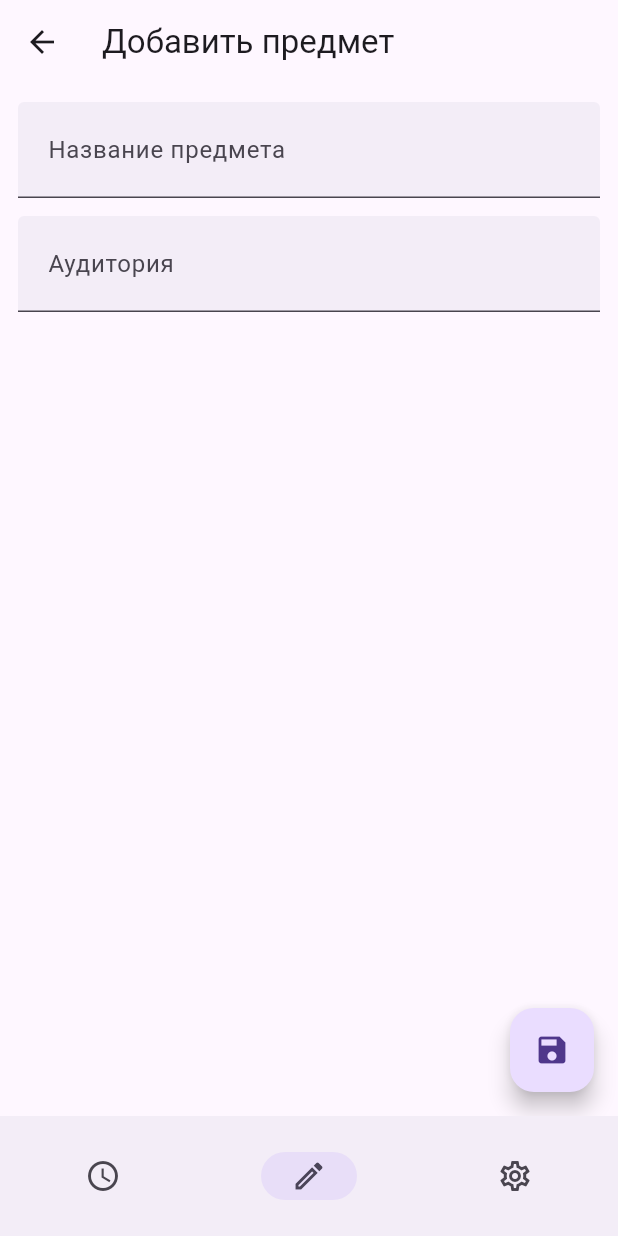
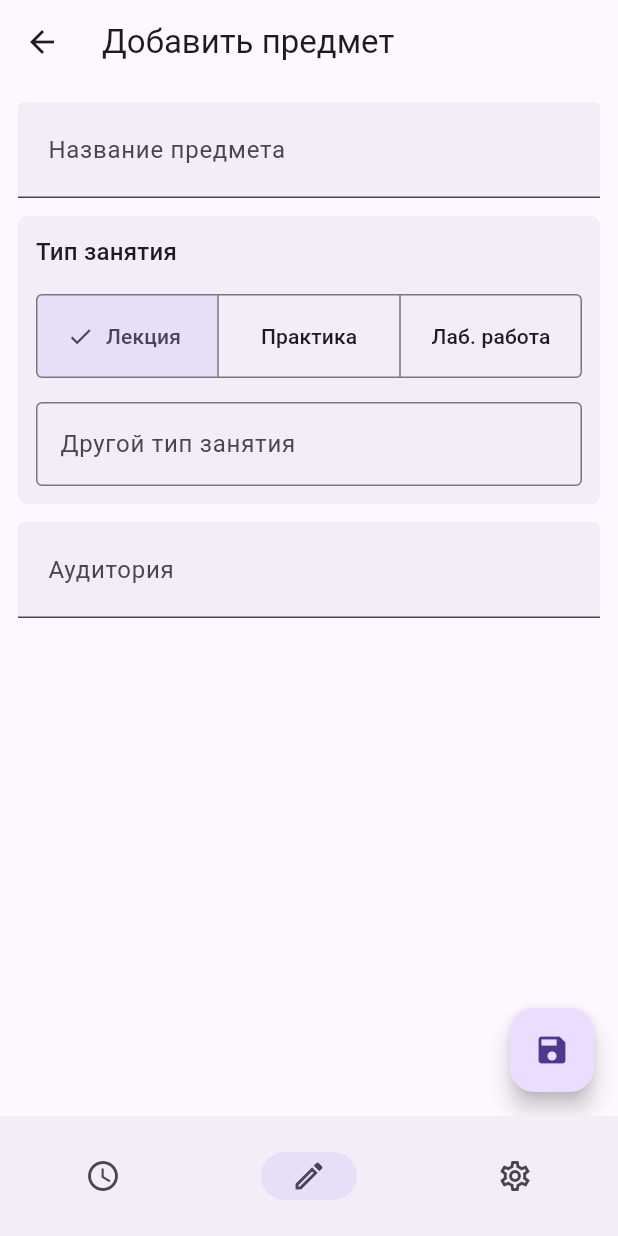
Before and after one commit to eimarinin/balder_schedule, a Flutter app: the LessonCreateScreen screen opened by its route, on a phone screen of 412 x 824 dp. Run offline on Flutter 3.47's test engine with Material 3 defaults, Android fonts, the phone set to English and light mode, and no system bars; our stand-ins replace gap, go_router, shared_preferences; accounts and stored records are empty.

Commit message:
lesson_type

```diff
--- a/balder_schedule_app/lib/app_config.dart
+++ b/balder_schedule_app/lib/app_config.dart
@@ -17,7 +17,7 @@ class AppConfig extends ChangeNotifier {
     ),
     elevatedButtonTheme: ElevatedButtonThemeData(
       style: ElevatedButton.styleFrom(
-        padding: const EdgeInsets.symmetric(vertical: 18.0, horizontal: 24.0),
+        padding: const EdgeInsets.symmetric(vertical: 16.0, horizontal: 24.0),
         shape: RoundedRectangleBorder(
           borderRadius: BorderRadius.circular(4),
         ),
@@ -25,7 +25,7 @@ class AppConfig extends ChangeNotifier {
     ),
     outlinedButtonTheme: OutlinedButtonThemeData(
       style: OutlinedButton.styleFrom(
-        padding: const EdgeInsets.symmetric(vertical: 18.0),
+        padding: const EdgeInsets.symmetric(vertical: 16.0),
         shape: RoundedRectangleBorder(
           borderRadius: BorderRadius.circular(4),
         ),
@@ -33,7 +33,7 @@ class AppConfig extends ChangeNotifier {
     ),
     textButtonTheme: TextButtonThemeData(
       style: TextButton.styleFrom(
-        padding: const EdgeInsets.symmetric(vertical: 18.0),
+        padding: const EdgeInsets.symmetric(vertical: 16.0),
         shape: RoundedRectangleBorder(
           borderRadius: BorderRadius.circular(4),
         ),
@@ -41,7 +41,7 @@ class AppConfig extends ChangeNotifier {
     ),
     filledButtonTheme: FilledButtonThemeData(
       style: FilledButton.styleFrom(
-        padding: const EdgeInsets.symmetric(vertical: 18.0),
+        padding: const EdgeInsets.symmetric(vertical: 16.0),
         shape: RoundedRectangleBorder(
           borderRadius: BorderRadius.circular(4),
         ),
@@ -66,7 +66,7 @@ class AppConfig extends ChangeNotifier {
     ),
     elevatedButtonTheme: ElevatedButtonThemeData(
       style: ElevatedButton.styleFrom(
-        padding: const EdgeInsets.symmetric(vertical: 18.0, horizontal: 24.0),
+        padding: const EdgeInsets.symmetric(vertical: 16.0, horizontal: 24.0),
         shape: RoundedRectangleBorder(
           borderRadius: BorderRadius.circular(4),
         ),
@@ -74,7 +74,7 @@ class AppConfig extends ChangeNotifier {
     ),
     outlinedButtonTheme: OutlinedButtonThemeData(
       style: OutlinedButton.styleFrom(
-        padding: const EdgeInsets.symmetric(vertical: 18.0),
+        padding: const EdgeInsets.symmetric(vertical: 16.0),
         shape: RoundedRectangleBorder(
           borderRadius: BorderRadius.circular(4),
         ),
@@ -82,7 +82,7 @@ class AppConfig extends ChangeNotifier {
     ),
     textButtonTheme: TextButtonThemeData(
       style: TextButton.styleFrom(
-        padding: const EdgeInsets.symmetric(vertical: 18.0),
+        padding: const EdgeInsets.symmetric(vertical: 16.0),
         shape: RoundedRectangleBorder(
           borderRadius: BorderRadius.circular(4),
         ),
@@ -90,7 +90,7 @@ class AppConfig extends ChangeNotifier {
     ),
     filledButtonTheme: FilledButtonThemeData(
       style: FilledButton.styleFrom(
-        padding: const EdgeInsets.symmetric(vertical: 18.0),
+        padding: const EdgeInsets.symmetric(vertical: 16.0),
         shape: RoundedRectangleBorder(
           borderRadius: BorderRadius.circular(4),
         ),
--- a/balder_schedule_app/lib/screens/edit/lesson/lesson_create_screen.dart
+++ b/balder_schedule_app/lib/screens/edit/lesson/lesson_create_screen.dart
@@ -1,6 +1,8 @@
 import 'package:balder_schedule_app/generated/l10n.dart';
+import 'package:balder_schedule_app/screens/edit/lesson/lesson_segments.dart';
 import 'package:balder_schedule_app/utils/padded_screen.dart';
 import 'package:balder_schedule_app/widgets/edit/lesson/lesson_field.dart';
+import 'package:balder_schedule_app/widgets/edit/lesson/lesson_segment.dart';
 import 'package:balder_schedule_app/widgets/page_header_child.dart';
 
 import 'package:flutter/material.dart';
@@ -52,7 +54,7 @@ class _LessonCreateScreenState extends State<LessonCreateScreen> {
   }
 }
 
-class LessonCreateContent extends StatelessWidget {
+class LessonCreateContent extends StatefulWidget {
   final TextEditingController nameController;
   final TextEditingController classController;
 
@@ -61,6 +63,14 @@ class LessonCreateContent extends StatelessWidget {
     required this.nameController,
     required this.classController,
   });
+
+  @override
+  State<LessonCreateContent> createState() => _LessonCreateContentState();
+}
+
+class _LessonCreateContentState extends State<LessonCreateContent> {
+  String _selectedLessonType = 'Лекция';
+  final TextEditingController _customController = TextEditingController();
 
   @override
   Widget build(BuildContext context) {
@@ -73,11 +83,63 @@ class LessonCreateContent extends StatelessWidget {
             children: [
               LessonField(
                 labelText: 'Название предмета',
-                controller: nameController,
+                controller: widget.nameController,
+              ),
+              Container(
+                width: double.infinity,
+                padding: EdgeInsets.all(12),
+                decoration: BoxDecoration(
+                  borderRadius: BorderRadius.circular(6),
+                  color: Theme.of(context).colorScheme.surfaceContainer,
+                ),
+                child: Column(
+                  crossAxisAlignment: CrossAxisAlignment.start,
+                  children: [
+                    Text(
+                      'Тип занятия',
+                      style: Theme.of(context).textTheme.titleMedium,
+                    ),
+                    Gap(12),
+                    LessonSegments(
+                      selected: {_selectedLessonType},
+                      onSelectionChanged: (newSelection) {
+                        if (_customController.text.isEmpty) {
+                          setState(() {
+                            _selectedLessonType = newSelection.isNotEmpty
+                                ? newSelection.first
+                                : '';
+                          });
+                        } else {
+                          setState(() {
+                            _selectedLessonType = _customController.text;
+                          });
+                        }
+                        print('Выбран тип занятия: $_selectedLessonType');
+                      },
+                      segments: [
+                        LessonSegment(value: 'Лекция', text: 'Лекция'),
+                        LessonSegment(value: 'Практика', text: 'Практика'),
+                        LessonSegment(
+                            value: 'Лаб. работа', text: 'Лаб. работа'),
+                      ],
+                      customController: _customController,
+                      validator: (value) {
+                        if (_customController.text.isNotEmpty) {
+                          return null;
+                        }
+
+                        if (value == null || value.isEmpty) {
+                          return 'Пожалуйста, выберите тип занятия';
+                        }
+                        return null;
+                      },
+                    ),
+                  ],
+                ),
               ),
               LessonField(
                 labelText: 'Аудитория',
-                controller: classController,
+                controller: widget.classController,
                 isNumeric: true,
               ),
             ],
@@ -87,4 +149,10 @@ class LessonCreateContent extends StatelessWidget {
       ),
     );
   }
+
+  @override
+  void dispose() {
+    _customController.dispose();
+    super.dispose();
+  }
 }
--- /dev/null
+++ b/balder_schedule_app/lib/screens/edit/lesson/lesson_segments.dart
@@ -0,0 +1,78 @@
+import 'package:balder_schedule_app/widgets/edit/lesson/lesson_segment.dart';
+
+import 'package:flutter/material.dart';
+import 'package:gap/gap.dart';
+
+class LessonSegments extends FormField<String> {
+  final TextEditingController customController;
+
+  LessonSegments({
+    super.key,
+    required Set<String> selected,
+    required ValueChanged<Set<String>> onSelectionChanged,
+    required List<LessonSegment> segments,
+    required this.customController,
+    super.validator,
+  }) : super(
+          initialValue: selected.isNotEmpty ? selected.first : '',
+          builder: (FormFieldState<String> state) {
+            return Builder(
+              builder: (BuildContext context) {
+                return Column(
+                  crossAxisAlignment: CrossAxisAlignment.start,
+                  children: [
+                    SizedBox(
+                      width: double.infinity,
+                      child: SegmentedButton<String>(
+                        emptySelectionAllowed: true,
+                        style: SegmentedButton.styleFrom(
+                          shape: const RoundedRectangleBorder(
+                            borderRadius: BorderRadius.all(Radius.circular(4)),
+                          ),
+                        ),
+                        segments: segments,
+                        selected: selected,
+                        onSelectionChanged: (newSelection) {
+                          if (customController.text.isNotEmpty) {
+                            customController.clear();
+                          }
+
+                          state.didChange(newSelection.isNotEmpty
+                              ? newSelection.first
+                              : '');
+
+                          onSelectionChanged(newSelection);
+                        },
+                      ),
+                    ),
+                    const Gap(12),
+                    TextFormField(
+                      controller: customController,
+                      decoration: InputDecoration(
+                        labelText: 'Другой тип занятия',
+                        border: OutlineInputBorder(),
+                      ),
+                      onChanged: (value) {
+                        if (value.isNotEmpty) {
+                          state.didChange('');
+                        }
+                        onSelectionChanged({});
+                      },
+                    ),
+                    if (state.hasError)
+                      Padding(
+                        padding: const EdgeInsets.only(top: 8.0),
+                        child: Text(
+                          state.errorText ?? '',
+                          style: TextStyle(
+                            color: Theme.of(context).colorScheme.error,
+                          ),
+                        ),
+                      ),
+                  ],
+                );
+              },
+            );
+          },
+        );
+}
--- /dev/null
+++ b/balder_schedule_app/lib/widgets/edit/lesson/lesson_segment.dart
@@ -0,0 +1,11 @@
+import 'package:flutter/material.dart';
+
+class LessonSegment extends ButtonSegment<String> {
+  LessonSegment({required super.value, required String text})
+      : super(
+          label: Padding(
+            padding: const EdgeInsets.symmetric(vertical: 14.0),
+            child: Text(text),
+          ),
+        );
+}
```
